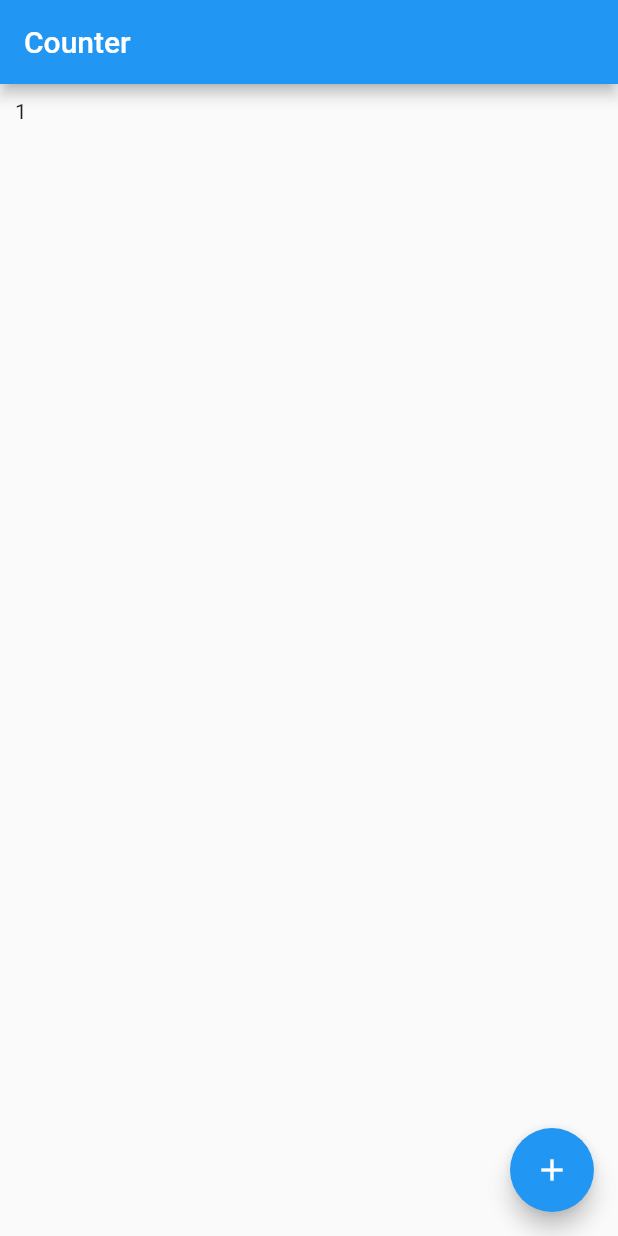
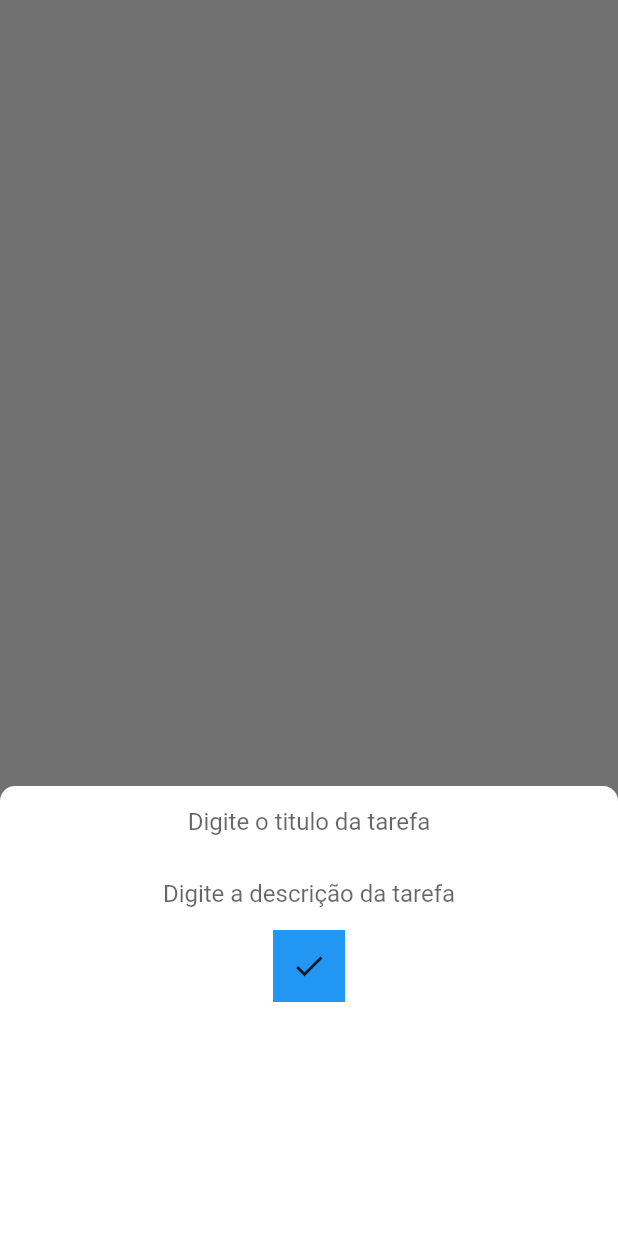
Before and after one commit to ravnan11/todolist, a Flutter app: the screen it shows after launch, after a tap on the "add" icon, on a phone screen of 412 x 824 dp. Run offline on Flutter 3.47's test engine with Material 2 defaults, Android fonts, the phone set to English and light mode, and no system bars; our stand-ins replace flutter_modular, shared_preferences.

Commit message:
Local Storage funcionando, get e set do controller

```diff
--- /dev/null
+++ b/todolist_project/lib/app/modules/home/home_controller.dart
@@ -0,0 +1,58 @@
+import 'package:flutter/cupertino.dart';
+import 'package:flutter/foundation.dart';
+import 'package:todolist_project/app/modules/cache/local_storage.dart';
+import 'package:todolist_project/app/modules/models/todo_model.dart';
+
+class HomeController extends ChangeNotifier {
+  TodoModel todoModelClass = TodoModel();
+
+  LocalStorage localStorage;
+  HomeController(this.localStorage);
+
+  List<TodoModel> listTodoModel = [];
+
+  List<Map<String, dynamic>> listJson = [];
+
+  Future<void> saveDataModel(
+      {required BuildContext context, required TodoModel todoModel}) async {
+    print('Caiu aqui');
+    try {
+      print('Caiu aqui 2');
+      print(todoModelClass.title);
+      print('VALOR DA DESCRIÇÃO');
+      print(todoModelClass.description);
+
+      listJson.add(todoModelClass.mapTodoModel(todoModel));
+
+      await localStorage.setStorageList(
+        'todoModel',
+        listJson,
+      );
+
+      print('Dados salvos com sucesso.');
+
+      getDataModel();
+    } catch (e) {
+      throw 'Falha ao gravar dados $e';
+    }
+  }
+
+  getDataModel() async {
+    print('Caiu aqui no get');
+    dynamic data = await localStorage.getStorageList('todoModel');
+    print(data);
+    print(data.runtimeType);
+    print(data.length);
+    if (data.isNotEmpty) {
+      print('VALOR DO DATA');
+
+      listTodoModel = [];
+
+      for (var i = 0; i < data.length; i++) {
+        listTodoModel.add(TodoModel.fromJson(data[i]));
+        notifyListeners();
+      }
+      return;
+    }
+  }
+}
--- a/todolist_project/lib/app/modules/home/home_page.dart
+++ b/todolist_project/lib/app/modules/home/home_page.dart
@@ -1,7 +1,7 @@
 import 'package:flutter/material.dart';
 import 'package:flutter_modular/flutter_modular.dart';
-import 'package:flutter_triple/flutter_triple.dart';
-import 'home_store.dart';
+import 'package:todolist_project/app/modules/home/widgets/add_new_assignment_widget.dart';
+import 'home_controller.dart';
 
 class HomePage extends StatefulWidget {
   final String title;
@@ -11,31 +11,88 @@ class HomePage extends StatefulWidget {
   _HomePageState createState() => _HomePageState();
 }
 
-class _HomePageState extends ModularState<HomePage, HomeStore> {
+// ignore: deprecated_member_use
+class _HomePageState extends ModularState<HomePage, HomeController> {
+  @override
+  void initState() {
+    controller.getDataModel();
+    controller.addListener(() {
+      if (this.mounted) {
+        setState(() {});
+      }
+    });
+    super.initState();
+  }
+
   @override
   Widget build(BuildContext context) {
     return Scaffold(
-      appBar: AppBar(
-        title: Text('Counter'),
-      ),
-      body: ScopedBuilder<HomeStore, Exception, int>(
-        store: store,
-        onState: (_, counter) {
-          return Padding(
-            padding: EdgeInsets.all(10),
-            child: Text('$counter'),
-          );
-        },
-        onError: (context, error) => Center(
-          child: Text(
-            'Too many clicks',
-            style: TextStyle(color: Colors.red),
+      body: SafeArea(
+        child: Container(
+          width: double.infinity,
+          padding: EdgeInsets.symmetric(
+            horizontal: 24.0,
+            vertical: 32.0,
+          ),
+          color: Color(0xFFF6F6F6),
+          child: Column(
+            crossAxisAlignment: CrossAxisAlignment.start,
+            children: [
+              Container(
+                height: 500,
+                child: ListView.builder(
+                    itemCount: controller.listTodoModel.isNotEmpty
+                        ? controller.listTodoModel.length
+                        : 0,
+                    itemBuilder: (_, index) {
+                      return Card(
+                        elevation: 1,
+                        child: ListTile(
+                          leading: IconButton(
+                            onPressed: () {},
+                            icon: Icon(
+                              Icons.remove_circle,
+                              color: Colors.red,
+                            ),
+                          ),
+                          title: Text(controller.listTodoModel[index].title),
+                          subtitle: Container(
+                            child: Column(
+                              children: [
+                                Text(
+                                  controller.listTodoModel[index].description,
+                                  style: TextStyle(fontSize: 10),
+                                ),
+                              ],
+                            ),
+                          ),
+                          trailing: Checkbox(
+                            value: controller.listTodoModel[index].check,
+                            onChanged: (value) {
+                              controller.listTodoModel[index].check = value!;
+                            },
+                          ),
+                        ),
+                      );
+                    }),
+              ),
+            ],
           ),
         ),
       ),
       floatingActionButton: FloatingActionButton(
         onPressed: () {
-          store.increment();
+          showModalBottomSheet(
+            context: context,
+            builder: (context) => AddNewAssignmentWidget(),
+            isScrollControlled: true,
+            shape: RoundedRectangleBorder(
+              borderRadius: BorderRadius.only(
+                topLeft: Radius.circular(32),
+                topRight: Radius.circular(32),
+              ),
+            ),
+          );
         },
         child: Icon(Icons.add),
       ),
--- a/todolist_project/lib/app/modules/home/home_store.dart
+++ /dev/null
@@ -1,20 +0,0 @@
-import 'package:flutter_triple/flutter_triple.dart';
-
-class HomeStore extends NotifierStore<Exception, int> {
-  HomeStore() : super(0);
-
-  Future<void> increment() async {
-    setLoading(true);
-
-    await Future.delayed(Duration(seconds: 1));
-
-    int value = state + 1;
-    if (value < 5) {
-      update(value);
-    } else {
-      setError(Exception('Error: state not can be > 4'));
-    }
-
-    setLoading(false);
-  }
-}
--- /dev/null
+++ b/todolist_project/lib/app/modules/home/widgets/add_new_assignment_widget.dart
@@ -0,0 +1,78 @@
+import 'package:flutter/material.dart';
+import 'package:flutter/rendering.dart';
+import 'package:flutter_modular/flutter_modular.dart';
+import 'package:todolist_project/app/modules/home/home_controller.dart';
+
+class AddNewAssignmentWidget extends StatefulWidget {
+  const AddNewAssignmentWidget({Key? key}) : super(key: key);
+
+  @override
+  State<AddNewAssignmentWidget> createState() => _AddNewAssignmentWidgetState();
+}
+
+class _AddNewAssignmentWidgetState extends State<AddNewAssignmentWidget> {
+  @override
+  Widget build(BuildContext context) {
+    final isKeyboard = MediaQuery.of(context).viewInsets.bottom != 0;
+    final HomeController _controller = Modular.get();
+
+    return LayoutBuilder(builder: (BuildContext context, constraints) {
+      return SafeArea(
+        child: Container(
+          height: 300,
+          width: 300,
+          decoration: BoxDecoration(
+            borderRadius: BorderRadius.only(
+              topLeft: Radius.circular(10),
+              topRight: Radius.circular(10),
+            ),
+            color: Colors.white,
+          ),
+          child: SingleChildScrollView(
+            child: Column(
+              children: [
+                TextField(
+                  onChanged: (value) {
+                    _controller.todoModelClass.title = value;
+                  },
+                  cursorWidth: 1,
+                  textAlign: TextAlign.center,
+                  obscureText: false,
+                  decoration: InputDecoration(
+                    alignLabelWithHint: true,
+                    hintMaxLines: 1,
+                    enabledBorder: InputBorder.none,
+                    hintText: 'Digite o titulo da tarefa',
+                  ),
+                ),
+                TextField(
+                  onChanged: (value) {
+                    _controller.todoModelClass.description = value;
+                  },
+                  cursorWidth: 1,
+                  textAlign: TextAlign.center,
+                  obscureText: false,
+                  decoration: InputDecoration(
+                    alignLabelWithHint: true,
+                    hintMaxLines: 1,
+                    enabledBorder: InputBorder.none,
+                    hintText: 'Digite a descrição da tarefa',
+                  ),
+                ),
+                Container(
+                    color: Colors.blue,
+                    child: IconButton(
+                        onPressed: () {
+                          _controller.saveDataModel(
+                              context: context,
+                              todoModel: _controller.todoModelClass);
+                        },
+                        icon: Icon(Icons.check)))
+              ],
+            ),
+          ),
+        ),
+      );
+    });
+  }
+}
--- /dev/null
+++ b/todolist_project/lib/app/modules/models/todo_model.dart
@@ -0,0 +1,24 @@
+class TodoModel {
+  String title;
+  String description;
+  bool check;
+
+  TodoModel({
+    this.title = "",
+    this.description = "",
+    this.check = false,
+  });
+
+  TodoModel.fromJson(Map<String, dynamic> json)
+      : title = json['title'],
+        description = json['description'],
+        check = json['check'];
+
+  Map<String, dynamic> mapTodoModel(TodoModel todoModel) {
+    return {
+      'title': todoModel.title,
+      'description': todoModel.description,
+      'check': todoModel.check
+    };
+  }
+}
--- a/todolist_project/pubspec.yaml
+++ b/todolist_project/pubspec.yaml
@@ -36,6 +36,9 @@ dependencies:
   cupertino_icons: ^1.0.2
   flutter_modular: ^5.0.3
   flutter_triple: ^1.2.7+2
+  shared_preferences: ^2.0.15
+  mobx: 2.0.7
+  flutter_mobx: ^2.0.6+1
 
 dev_dependencies:
   flutter_test:
```
Also changed, not shown: todolist_project/lib/app/modules/cache/local_storage.dart (added, +71 -0 lines), todolist_project/lib/app/modules/home/home_module.dart (+8 -7 lines), todolist_project/pubspec.lock.
